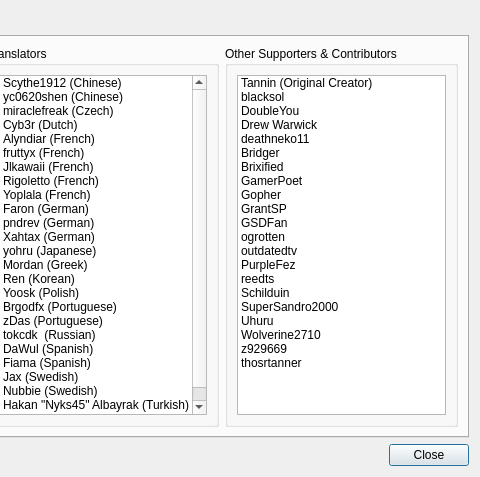
The window that modorganizer/src/aboutdialog.ui (Holt59/mo2-merge) describes before a commit, drawn with Qt 5; both pictures show x 530 to 1010 and y 0 to 477 of the 1010 by 477 pixel window.
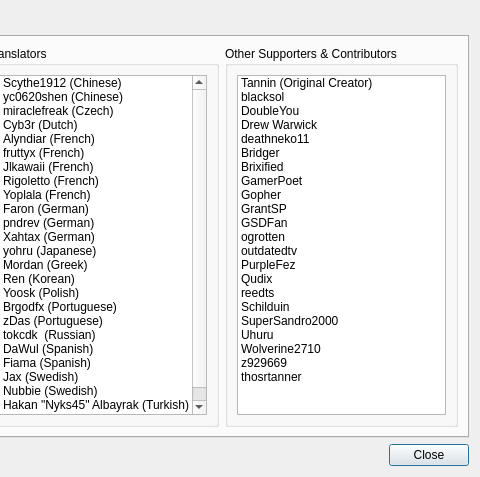
The same window after the commit. The open tabs and pages were chosen to show the change. Icons and pictures are not drawn. Custom widgets are drawn as their Qt base class.

Commit message: [modorganizer] added Qudix to contributors

Diff of the .ui file:
```diff
--- a/modorganizer/src/aboutdialog.ui
+++ b/modorganizer/src/aboutdialog.ui
@@ -494,6 +494,11 @@
                 <string notr="true">PurpleFez</string>
                </property>
               </item>
+              <item>
+               <property name="text">
+                <string notr="true">Qudix</string>
+               </property>
+              </item>
               <item>
                <property name="text">
                 <string notr="true">reedts</string>
```
